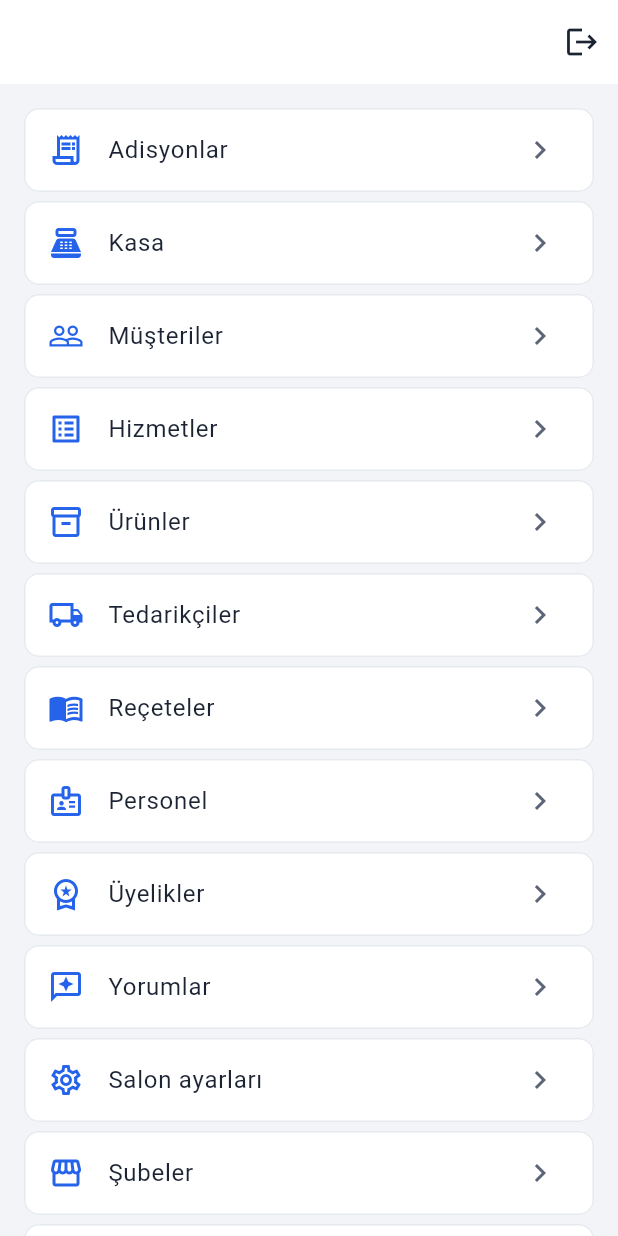
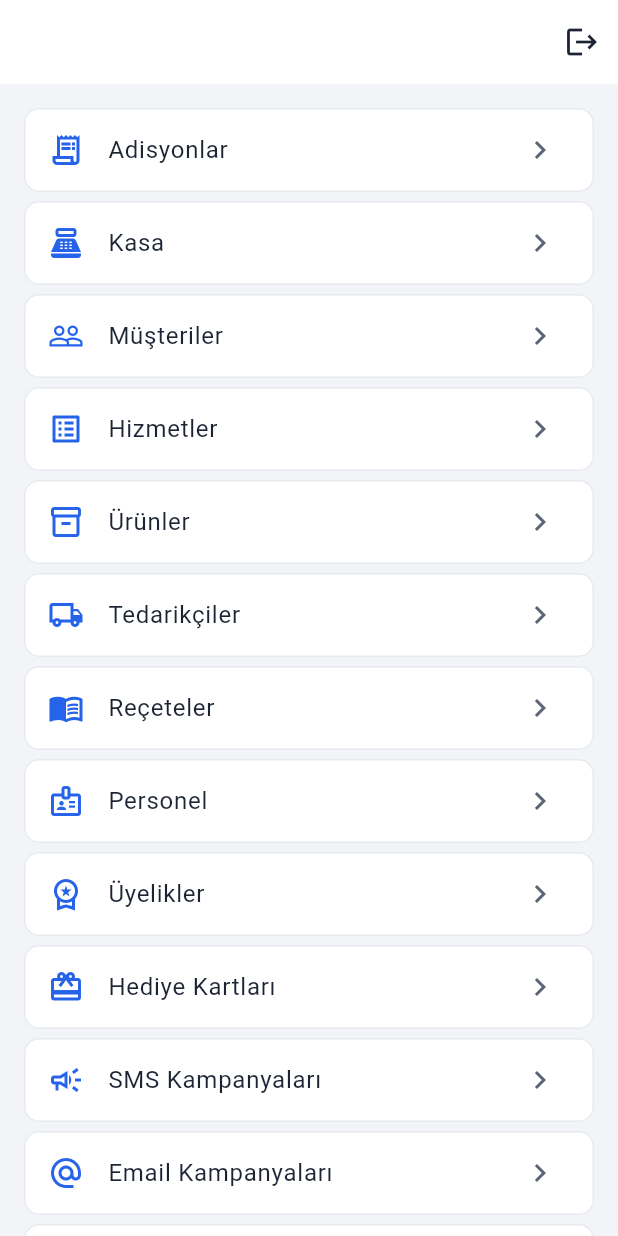
Before and after one commit to monanoyan-ship-it/callcenterSalonUser.Mobil, a Flutter app: the MorePage screen opened directly, on a phone screen of 412 x 824 dp. Run offline on Flutter 3.47's test engine with Material 3 defaults, Android fonts, the phone set to English and light mode, and no system bars; our stand-ins replace dio, flutter_secure_storage; accounts and stored records are empty.

Commit message:
P10.6: MorePage'e pazarlama modulleri (4 yeni kart)
Uyelikler altina eklendi:
- Hediye Kartlari (card_giftcard)
- SMS Kampanyalari (campaign_outlined)
- Email Kampanyalari (alternate_email)
- Winback / Kayip musteri (refresh)

Toplam 19 modul. Phase 10 (Pazarlama Domain) tam erisilebilir.

```diff
--- a/lib/screens/more_page.dart
+++ b/lib/screens/more_page.dart
@@ -1,6 +1,9 @@
 import 'package:callcenter_salonuser_mobil/screens/branches_page.dart';
+import 'package:callcenter_salonuser_mobil/screens/campaigns_page.dart';
 import 'package:callcenter_salonuser_mobil/screens/cash_page.dart';
 import 'package:callcenter_salonuser_mobil/screens/clients_page.dart';
+import 'package:callcenter_salonuser_mobil/screens/email_campaigns_page.dart';
+import 'package:callcenter_salonuser_mobil/screens/gift_cards_page.dart';
 import 'package:callcenter_salonuser_mobil/screens/invoices_list_page.dart';
 import 'package:callcenter_salonuser_mobil/screens/loyalty_page.dart';
 import 'package:callcenter_salonuser_mobil/screens/memberships_page.dart';
@@ -13,6 +16,7 @@ import 'package:callcenter_salonuser_mobil/screens/reviews_page.dart';
 import 'package:callcenter_salonuser_mobil/screens/services_page.dart';
 import 'package:callcenter_salonuser_mobil/screens/settings_page.dart';
 import 'package:callcenter_salonuser_mobil/screens/suppliers_page.dart';
+import 'package:callcenter_salonuser_mobil/screens/winback_page.dart';
 import 'package:callcenter_salonuser_mobil/state/session_state.dart';
 import 'package:callcenter_salonuser_mobil/widgets/responsive_center.dart';
 import 'package:flutter/material.dart';
@@ -71,6 +75,26 @@ class MorePage extends StatelessWidget {
         icon: Icons.workspace_premium_outlined,
         label: 'Üyelikler',
         builder: (_) => const MembershipsPage(),
+      ),
+      _Module(
+        icon: Icons.card_giftcard,
+        label: 'Hediye Kartları',
+        builder: (_) => const GiftCardsPage(),
+      ),
+      _Module(
+        icon: Icons.campaign_outlined,
+        label: 'SMS Kampanyaları',
+        builder: (_) => const CampaignsPage(),
+      ),
+      _Module(
+        icon: Icons.alternate_email,
+        label: 'Email Kampanyaları',
+        builder: (_) => const EmailCampaignsPage(),
+      ),
+      _Module(
+        icon: Icons.refresh,
+        label: 'Winback (Kayıp müşteri)',
+        builder: (_) => const WinbackPage(),
       ),
       _Module(
         icon: Icons.reviews_outlined,
```
